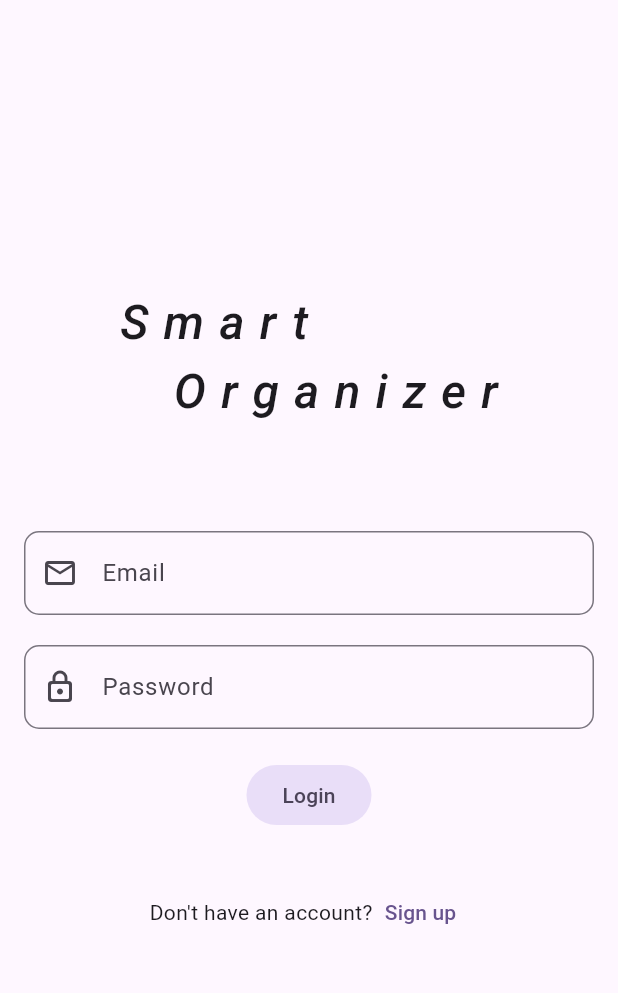
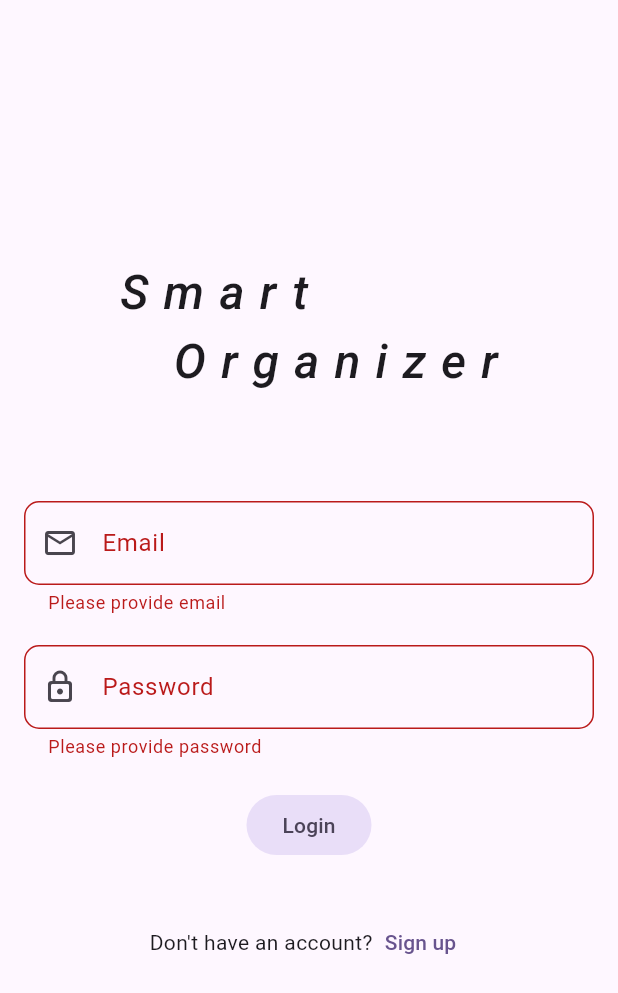
Before and after one commit to rahulkandel7/smartfolder, a Flutter app: the screen it shows after launch, after a tap on "Login", on a phone screen of 412 x 824 dp. Shown: the top 993 px of the screen. Run offline on Flutter 3.47's test engine with Material 3 defaults, Android fonts, the phone set to English and light mode, and no system bars; our stand-ins replace bloc, dartz, dio, flutter_bloc, get_it, shared_preferences.

Commit message:
loged in

```diff
--- a/lib/constants/api_constants.dart
+++ b/lib/constants/api_constants.dart
@@ -1,5 +1,7 @@
 class ApiConstants {
-  static const String baseUrl = 'http://10.40.20.82:8000/api/v1/';
+  static const String baseUrl = 'http://10.40.20.60:8000/api/v1/';
 
   static const String registerUserRoute = 'register';
+
+  static const String loginUserRoute = 'login';
 }
--- a/lib/core/apis/api_calls.dart
+++ b/lib/core/apis/api_calls.dart
@@ -10,6 +10,9 @@ class ApiCalls {
       final Dio dio = Dio(
         BaseOptions(
           baseUrl: ApiConstants.baseUrl,
+          connectTimeout: Duration(seconds: 15),
+          sendTimeout: Duration(seconds: 15),
+          receiveTimeout: Duration(seconds: 15),
         ),
       );
       final result = await dio.post(endpoint, data: data);
--- a/lib/core/apis/custom_dio_exceptoin.dart
+++ b/lib/core/apis/custom_dio_exceptoin.dart
@@ -46,7 +46,8 @@ class CustomDioException implements Exception {
       case 400:
         return error["message"] ?? "Bad request. Please try again.";
       case 401:
-        return "You’ve been logged out. Please sign in again.";
+        return error["message"] ??
+            "You’ve been logged out. Please sign in again.";
       case 403:
         return error["message"] ?? "Forbidden. You don't have access.";
       case 404:
--- a/lib/features/auth/presentation/bloc/auth_event.dart
+++ b/lib/features/auth/presentation/bloc/auth_event.dart
@@ -7,3 +7,8 @@ class RegisterEvent extends AuthEvent {
   final Map<String, dynamic> userData;
   RegisterEvent({required this.userData});
 }
+
+class LoginEvent extends AuthEvent {
+  final Map<String, dynamic> loginData;
+  LoginEvent({required this.loginData});
+}
--- a/lib/features/auth/presentation/bloc/auth_state.dart
+++ b/lib/features/auth/presentation/bloc/auth_state.dart
@@ -16,3 +16,15 @@ class RegisterErrorState extends AuthState {
   final String message;
   RegisterErrorState({required this.message});
 }
+
+class LoginLoadingState extends AuthState {}
+
+class LoginSuccessState extends AuthState {
+  final String message;
+  LoginSuccessState({required this.message});
+}
+
+class LoginErrorState extends AuthState {
+  final String message;
+  LoginErrorState({required this.message});
+}
--- a/lib/features/auth/presentation/screens/login_screen.dart
+++ b/lib/features/auth/presentation/screens/login_screen.dart
@@ -1,10 +1,23 @@
 import 'package:flutter/material.dart';
+import 'package:flutter_bloc/flutter_bloc.dart';
 import 'package:smart_folder_mobile_app/constants/app_routes.dart';
+import 'package:smart_folder_mobile_app/core/utils/toaster.dart';
+import 'package:smart_folder_mobile_app/features/auth/presentation/bloc/auth_bloc.dart';
 
 import '../widgets/input_fields.dart';
 
-class LoginScreen extends StatelessWidget {
+class LoginScreen extends StatefulWidget {
   const LoginScreen({super.key});
+
+  @override
+  State<LoginScreen> createState() => _LoginScreenState();
+}
+
+class _LoginScreenState extends State<LoginScreen> {
+  final GlobalKey<FormState> _loginKey = GlobalKey();
+
+  String? email;
+  String? password;
 
   @override
   Widget build(BuildContext context) {
@@ -29,27 +42,84 @@ class LoginScreen extends StatelessWidget {
                 height: 10,
               ),
               Form(
+                key: _loginKey,
                 child: Column(
                   spacing: 20,
                   children: [
                     inputFields(
+                      onSaved: (value) {
+                        setState(() {
+                          email = value;
+                        });
+                      },
+                      validator: (value) {
+                        if (value == null || value.isEmpty) {
+                          return 'Please provide email';
+                        } else {
+                          return null;
+                        }
+                      },
                       context: context,
                       icon: Icons.email_outlined,
                       hintText: "Email address",
                       labelText: "Email",
                     ),
                     inputFields(
+                      onSaved: (value) {
+                        setState(() {
+                          password = value;
+                        });
+                      },
+                      validator: (value) {
+                        if (value == null || value.isEmpty) {
+                          return 'Please provide password';
+                        } else {
+                          return null;
+                        }
+                      },
                       context: context,
                       icon: Icons.lock_outline_rounded,
                       hintText: "Password",
                       labelText: "Password",
                       obscure: true,
                     ),
-                    FilledButton.tonal(
-                      onPressed: () {},
-                      child: Text(
-                        "Login",
-                      ),
+                    BlocConsumer<AuthBloc, AuthState>(
+                      listener: (context, state) {
+                        if (state is LoginSuccessState) {
+                          showToaster(context: context, message: state.message);
+                          Navigator.of(context)
+                              .pushReplacementNamed(AppRoutes.homeScreen);
+                        }
+                        if (state is LoginErrorState) {
+                          showToaster(
+                            context: context,
+                            message: state.message,
+                            backgroundColor: Colors.red,
+                          );
+                        }
+                      },
+                      builder: (context, state) {
+                        return FilledButton.tonal(
+                          onPressed: state is LoginLoadingState
+                              ? null
+                              : () {
+                                  if (!_loginKey.currentState!.validate()) {
+                                    return;
+                                  }
+                                  _loginKey.currentState!.save();
+                                  final Map<String, dynamic> loginData = {
+                                    'email': email,
+                                    'password': password
+                                  };
+                                  context.read<AuthBloc>().add(
+                                        LoginEvent(loginData: loginData),
+                                      );
+                                },
+                          child: Text(
+                            "Login",
+                          ),
+                        );
+                      },
                     ),
                   ],
                 ),
```
Also changed, not shown: lib/features/auth/data/repositories/auth_repositories.dart (+18 -0 lines), lib/features/auth/data/sources/auth_data_sources.dart (+16 -0 lines), lib/features/auth/presentation/bloc/auth_bloc.dart (+12 -0 lines).
